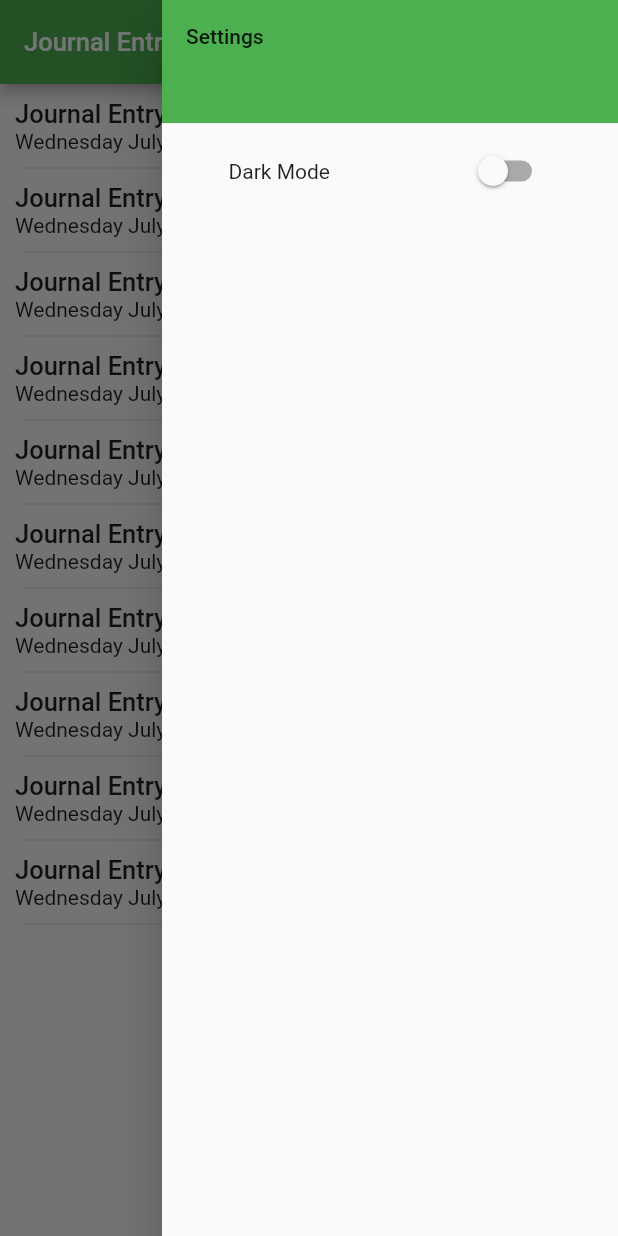
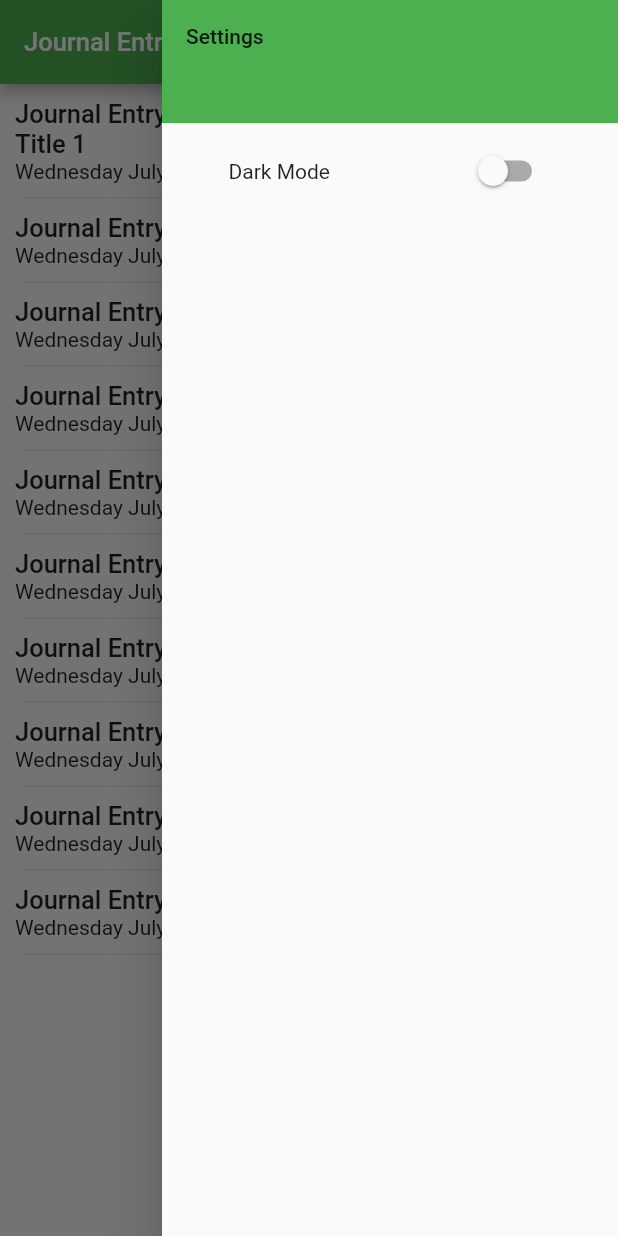
Before and after one commit to Schow94/Journal, a Flutter app: the screen it shows after launch, after a tap on the "settings" icon, on a phone screen of 412 x 824 dp. Run offline on Flutter 3.47's test engine with Material 2 defaults, Android fonts, the phone set to English and light mode, and no system bars.

Commit message:
Create class for JournalEntry

```diff
--- a/lib/app.dart
+++ b/lib/app.dart
@@ -3,9 +3,14 @@ import 'screens/add_entry_screen.dart';
 import 'screens/home_screen.dart';
 import 'screens/journal_entry_screen.dart';
 
-class MyApp extends StatelessWidget {
-  const MyApp({Key? key}) : super(key: key);
+class App extends StatefulWidget {
+  const App({Key? key}) : super(key: key);
 
+  @override
+  State<App> createState() => _AppState();
+}
+
+class _AppState extends State<App> {
   static final routes = {
     '/': (context) => const Home(),
     'addentry': (context) => const AddEntry(),
--- a/lib/main.dart
+++ b/lib/main.dart
@@ -19,5 +19,5 @@ void main() {
     DeviceOrientation.portraitUp
   ]);
 
-  runApp(const MyApp());
+  runApp(const App());
 }
--- /dev/null
+++ b/lib/models/entry.dart
@@ -0,0 +1,7 @@
+// Model for how a JournalEntry should look
+class Entry {
+  String title;
+  String content;
+
+  Entry({required this.title, required this.content});
+}
--- a/lib/screens/home_screen.dart
+++ b/lib/screens/home_screen.dart
@@ -1,8 +1,26 @@
 import 'package:flutter/material.dart';
 import '../widgets/journal_entries_list.dart';
+import '../models/entry.dart';
 
-class Home extends StatelessWidget {
+class Home extends StatefulWidget {
   const Home({Key? key}) : super(key: key);
+
+  @override
+  State<Home> createState() => _HomeState();
+}
+
+class _HomeState extends State<Home> {
+  var name = '';
+  List<Entry> entries = [];
+
+  void initState() {
+    super.initState();
+    name = 'Hello';
+    entries = [
+      Entry(title: 'Title 1', content: 'Content1'),
+      Entry(title: 'Title 2', content: 'Content2'),
+    ];
+  }
 
   @override
   Widget build(BuildContext context) {
@@ -32,8 +50,8 @@ class Home extends StatelessWidget {
         backgroundColor: Colors.green,
         child: const Icon(Icons.add),
       ),
-      body: const SingleChildScrollView(
-        child: JournalEntriesList(),
+      body: SingleChildScrollView(
+        child: JournalEntriesList(name: name, entries: entries),
       ),
       endDrawer: Drawer(
         child: ListView(
--- a/lib/widgets/journal_entries_list.dart
+++ b/lib/widgets/journal_entries_list.dart
@@ -1,8 +1,14 @@
 import 'package:flutter/material.dart';
 import '../models/screen_class.dart';
+import '../models/entry.dart';
 
 class JournalEntriesList extends StatelessWidget {
-  const JournalEntriesList({Key? key}) : super(key: key);
+  final String name;
+  final List<Entry> entries;
+
+  const JournalEntriesList(
+      {Key? key, required this.name, required this.entries})
+      : super(key: key);
 
   @override
   Widget build(BuildContext context) {
@@ -27,6 +33,20 @@ class JournalEntriesList extends StatelessWidget {
                   'Journal Entry #1',
                   style: Theme.of(context).textTheme.headline6,
                 ),
+                // ListView.builder(
+                //   itemCount: entries.length,
+                //   itemBuilder: (context, index) {
+                //     return ListTile(
+                //       title: Text(entries[index].title),
+                //     );
+                //   },
+                // ),
+                // This is state passed down from home_screen
+                Text(
+                  entries.first.title,
+                  style: Theme.of(context).textTheme.headline6,
+                ),
+
                 const Text('Wednesday July 20, 2022'),
                 const Divider(
                   height: 20,
```
